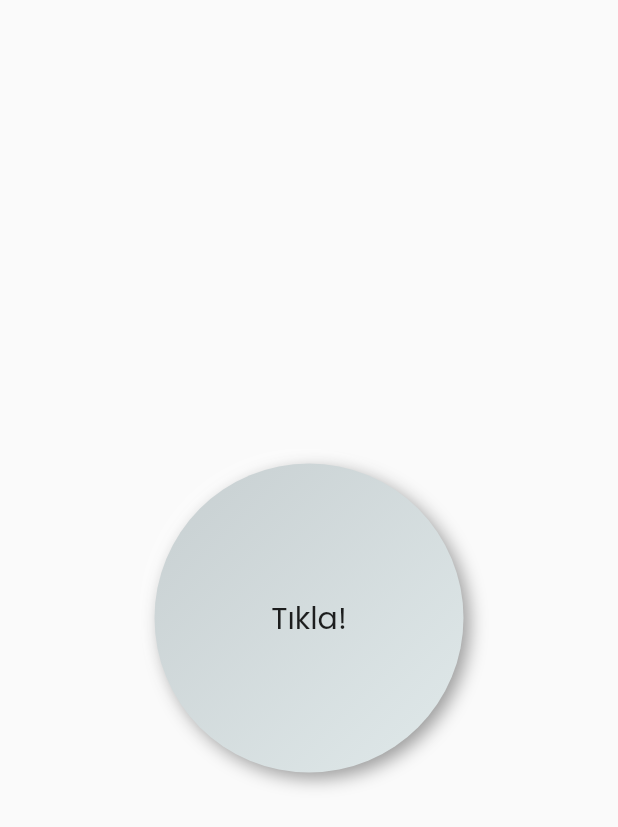
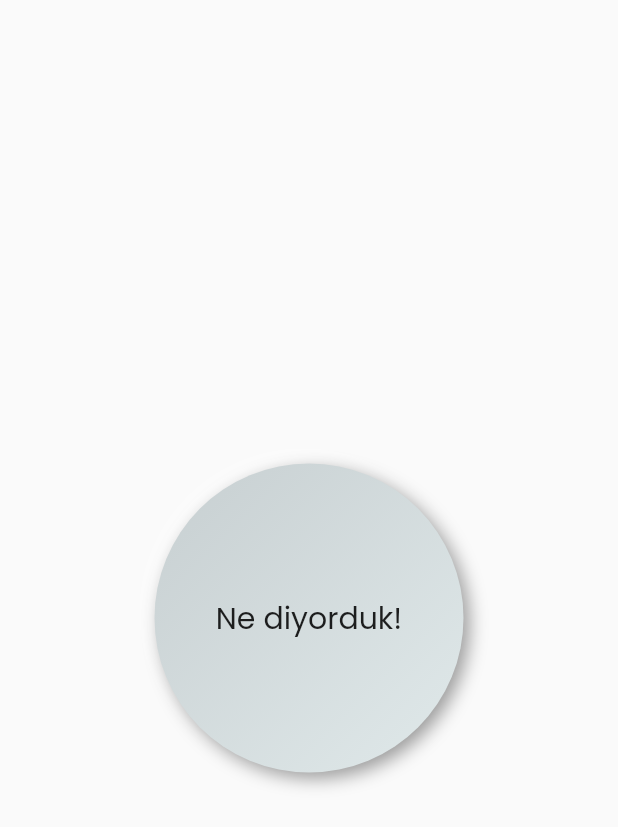
Before and after one commit to kadironer/tabi_efendim_application, a Flutter app: the screen it shows after launch, on a phone screen of 412 x 824 dp. Shown: the top 827 px of the screen. Run offline on Flutter 3.47's test engine with Material 2 defaults, Android fonts, the light colour scheme and no system bars; drawn by our look-alikes of flutter_neumorphic; our stand-ins replace assets_audio_player, google_fonts.

Commit message:
Finish Application#2

```diff
--- a/lib/home_page.dart
+++ b/lib/home_page.dart
@@ -36,7 +36,7 @@ class _HomePageState extends State<HomePage> {
               child: NeumorphicButton(
                 tooltip: "Uzun Basma :)",
                 child: Center(
-                    child: Text("Tıkla!",
+                    child: Text("Ne diyorduk!",
                     style: GoogleFonts.poppins(
                       fontSize: 20
                     ),
--- a/lib/main.dart
+++ b/lib/main.dart
@@ -1,5 +1,4 @@
 import 'package:flutter/material.dart';
-import 'package:tabi_efendim_application/home_page.dart';
 import 'package:tabi_efendim_application/splash_screen.dart';
 
 void main() {
@@ -14,7 +13,7 @@ class MyApp extends StatelessWidget {
     return MaterialApp(
       title: 'Tabi Efendim',
       debugShowCheckedModeBanner: false,
-      home: HomePage(),
+      home: SplashScreen(),
     );
   }
 }
--- a/lib/splash_screen.dart
+++ b/lib/splash_screen.dart
@@ -10,7 +10,7 @@ class SplashScreen extends StatefulWidget {
 }
 
 class _SplashScreenState extends State<SplashScreen> {
-/*
+
   @override
   void initState() {
     Future.delayed(const Duration(seconds: 1, milliseconds: 30), () async {
@@ -18,7 +18,7 @@ class _SplashScreenState extends State<SplashScreen> {
           context, new MaterialPageRoute(builder: (context) => new HomePage()));
     });
     super.initState();
-  }*/
+  }
 
   @override
   Widget build(BuildContext context) {
```
